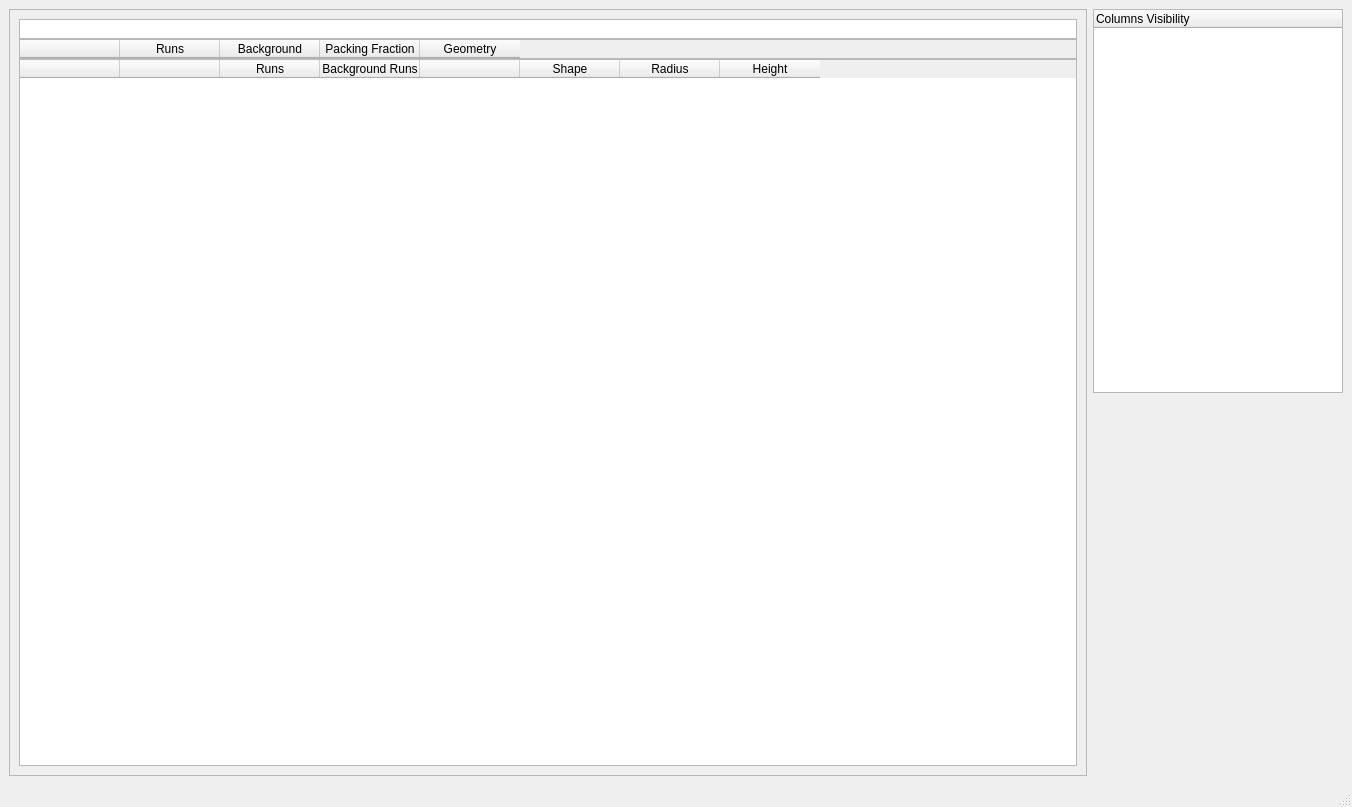
First picture: the form in ui/ui_addie.ui, repository neutronimaging/python_notebooks, before the edit.
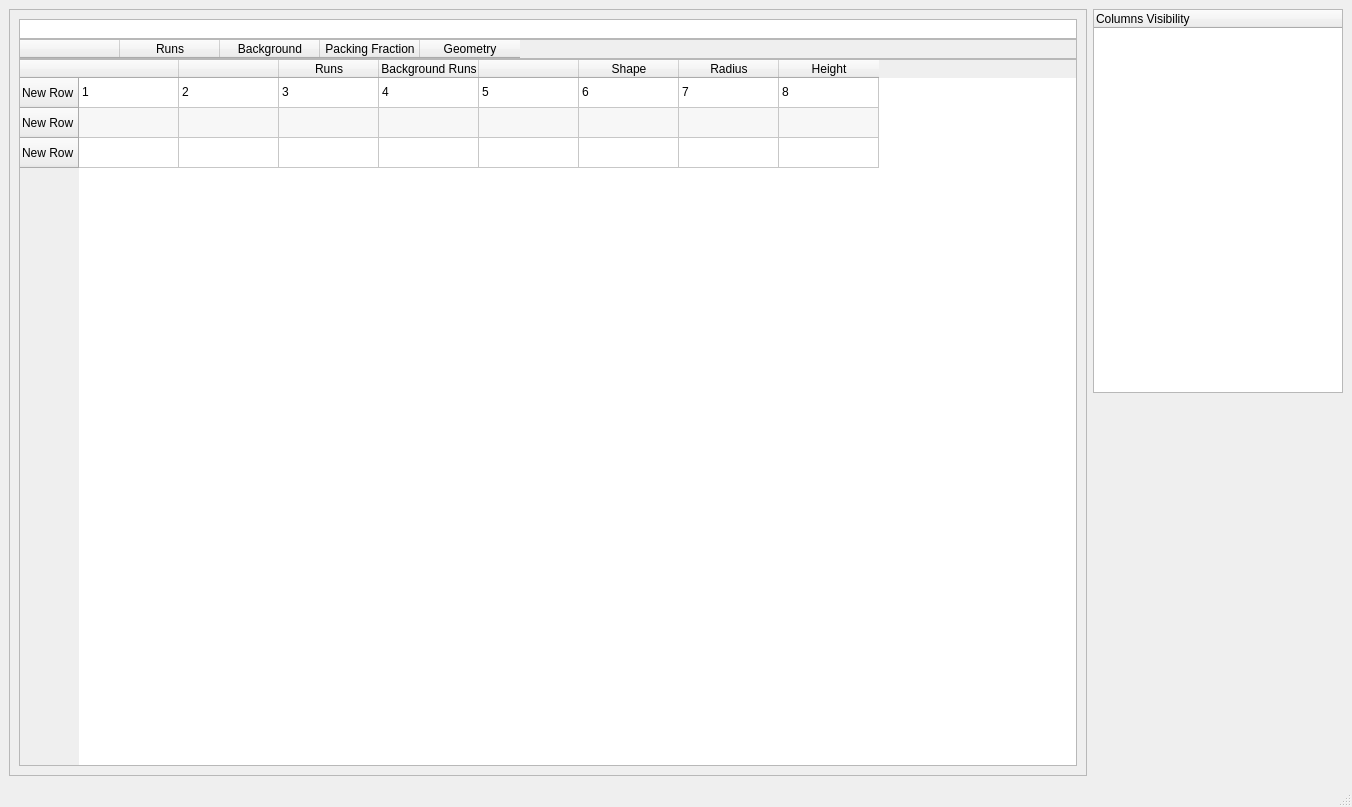
Second picture: the form after the edit.

```diff
--- a/ui/ui_addie.ui
+++ b/ui/ui_addie.ui
@@ -109,6 +109,21 @@
            <property name="alternatingRowColors">
             <bool>true</bool>
            </property>
+           <row>
+            <property name="text">
+             <string>New Row</string>
+            </property>
+           </row>
+           <row>
+            <property name="text">
+             <string>New Row</string>
+            </property>
+           </row>
+           <row>
+            <property name="text">
+             <string>New Row</string>
+            </property>
+           </row>
            <column>
             <property name="text">
              <string/>
@@ -149,6 +164,46 @@
              <string>Height</string>
             </property>
            </column>
+           <item row="0" column="0">
+            <property name="text">
+             <string>1</string>
+            </property>
+           </item>
+           <item row="0" column="1">
+            <property name="text">
+             <string>2</string>
+            </property>
+           </item>
+           <item row="0" column="2">
+            <property name="text">
+             <string>3</string>
+            </property>
+           </item>
+           <item row="0" column="3">
+            <property name="text">
+             <string>4</string>
+            </property>
+           </item>
+           <item row="0" column="4">
+            <property name="text">
+             <string>5</string>
+            </property>
+           </item>
+           <item row="0" column="5">
+            <property name="text">
+             <string>6</string>
+            </property>
+           </item>
+           <item row="0" column="6">
+            <property name="text">
+             <string>7</string>
+            </property>
+           </item>
+           <item row="0" column="7">
+            <property name="text">
+             <string>8</string>
+            </property>
+           </item>
           </widget>
          </item>
         </layout>
```
